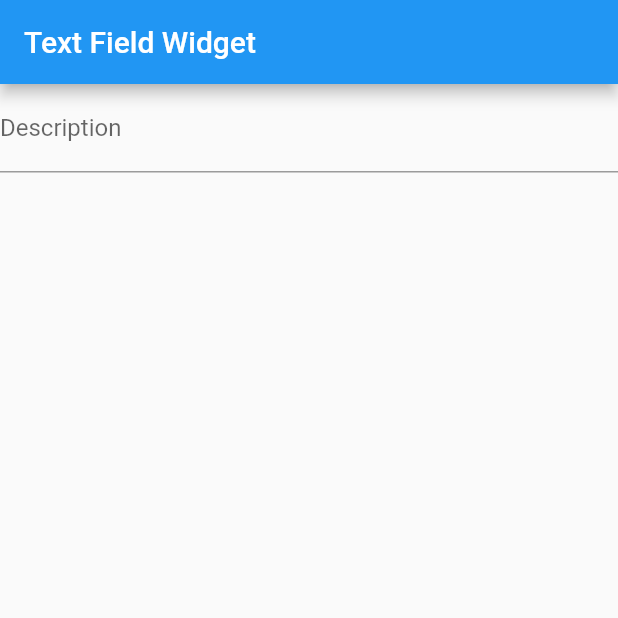
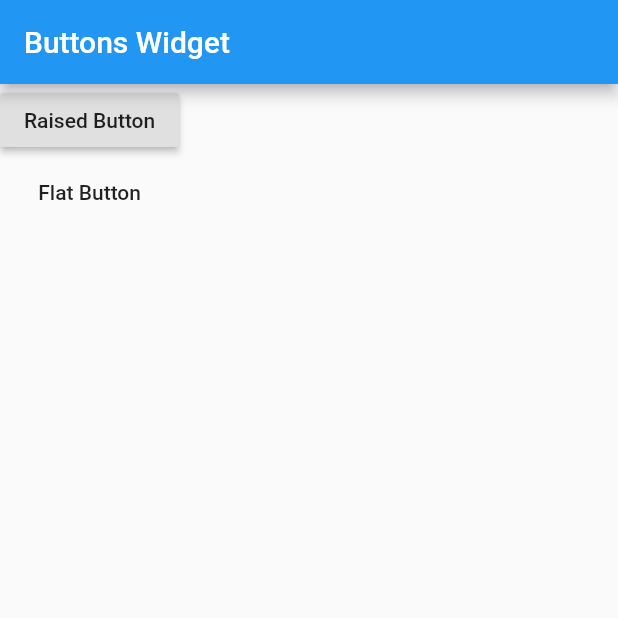
Before and after one commit to medsedki/First-Flutter-App, a Flutter app: the screen it shows after launch, on a phone screen of 412 x 824 dp, the top half of it. Run offline on Flutter 3.47's test engine with Material 2 defaults, Android fonts, the phone set to English and light mode, and no system bars.

Commit message:
Buttons widget

```diff
--- a/lib/main.dart
+++ b/lib/main.dart
@@ -52,7 +52,10 @@ void main() {
   //runApp(new containerWidgetsFromOClass());
 
   //Test the Text Field Widget
-  runApp(new MaterialApp(home: new ApplicationTextField()));
+  //runApp(new MaterialApp(home: new ApplicationTextField()));
+
+  //Test the Buttons Widget
+  runApp(new MaterialApp(home: new ApplicationButtons()));
 }
 
 class MyApp extends StatelessWidget {
@@ -653,14 +656,52 @@ class _ApplicationStateTextField extends State<ApplicationTextField> {
                         ptext = txt;
                       });
                     },
-
-                  decoration: new InputDecoration(hintText: "Type something", labelText: "Description")
-
-                ),
+                    decoration: new InputDecoration(
+                        hintText: "Type something", labelText: "Description")),
                 new Text(ptext)
               ],
-            )
-        )
-    );
+            )));
   }
 }
+
+//Test the Buttons Widget
+class ApplicationButtons extends StatefulWidget {
+  @override
+  _ApplicationStateButtons createState() => new _ApplicationStateButtons();
+}
+
+class _ApplicationStateButtons extends State<ApplicationButtons> {
+  String ptext = '';
+
+  void method(value) {
+    setState(() {
+      ptext = value;
+    });
+  }
+
+  Widget build(BuildContext context) {
+    return new MaterialApp(
+        title: "Buttons Widget",
+        home: new Scaffold(
+            appBar: new AppBar(
+              backgroundColor: Colors.blue,
+              title: new Text("Buttons Widget"),
+            ),
+            body: new Column(
+              children: <Widget>[
+                new RaisedButton(
+                  onPressed: () {
+                    method("You Pressed on the Raised Button");
+                  },
+                  child: new Text("Raised Button"),
+                ),
+                new FlatButton(
+                    onPressed: () {
+                      method("You Pressed on the Flat Button");
+                    },
+                    child: new Text("Flat Button")),
+                new Text(ptext)
+              ],
+            )));
+  }
+}
```
Also changed, not shown: images/buttons_widget.png (added), 1 other file. Lines whose indentation alone changed are shown as unchanged.
